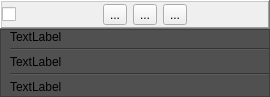
First picture: the form in ui/item.ui, repository iceanimations/shot_subm_use_multishot, before the edit.
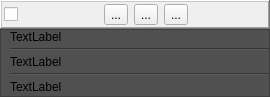
Second picture: the form after the edit.

The edit to the form file:
```diff
--- a/ui/item.ui
+++ b/ui/item.ui
@@ -32,7 +32,16 @@
       <property name="spacing">
        <number>6</number>
       </property>
-      <property name="margin">
+      <property name="leftMargin">
+       <number>2</number>
+      </property>
+      <property name="topMargin">
+       <number>0</number>
+      </property>
+      <property name="rightMargin">
+       <number>1</number>
+      </property>
+      <property name="bottomMargin">
        <number>0</number>
       </property>
       <item>
@@ -114,6 +123,12 @@
       </item>
       <item>
        <widget class="QLabel" name="iconLabel">
+        <property name="minimumSize">
+         <size>
+          <width>15</width>
+          <height>0</height>
+         </size>
+        </property>
         <property name="text">
          <string/>
         </property>
```
